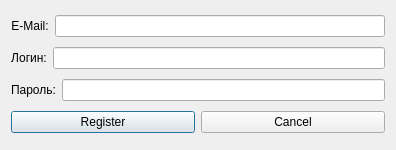
Above: diglot-weave-gui/diglot-weave-gui/dialogs/registerdialog.ui from kolodnikovm/diglotweave before the change. Below: the same form after it.
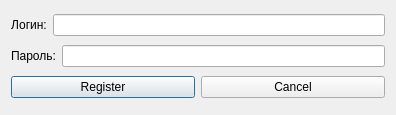
That is the form after the change.

Commit message: deleted email field and restore_pass dialog

What changed in the file:
```diff
--- a/diglot-weave-gui/diglot-weave-gui/dialogs/registerdialog.ui
+++ b/diglot-weave-gui/diglot-weave-gui/dialogs/registerdialog.ui
@@ -7,41 +7,13 @@
     <x>0</x>
     <y>0</y>
     <width>396</width>
-    <height>150</height>
+    <height>115</height>
    </rect>
   </property>
   <property name="windowTitle">
    <string>Окно регистрации</string>
   </property>
   <layout class="QVBoxLayout" name="verticalLayout_2">
-   <item>
-    <layout class="QHBoxLayout" name="horizontalLayout_7">
-     <item>
-      <layout class="QHBoxLayout" name="horizontalLayout_6">
-       <item>
-        <widget class="QLabel" name="regEmailLabel">
-         <property name="layoutDirection">
-          <enum>Qt::LeftToRight</enum>
-         </property>
-         <property name="text">
-          <string>E-Mail:</string>
-         </property>
-         <property name="alignment">
-          <set>Qt::AlignCenter</set>
-         </property>
-        </widget>
-       </item>
-      </layout>
-     </item>
-     <item>
-      <layout class="QHBoxLayout" name="horizontalLayout_5">
-       <item>
-        <widget class="QLineEdit" name="regEmailEdit"/>
-       </item>
-      </layout>
-     </item>
-    </layout>
-   </item>
    <item>
     <layout class="QHBoxLayout" name="horizontalLayout_10">
      <item>
```
The commit also changes 16 other files.
